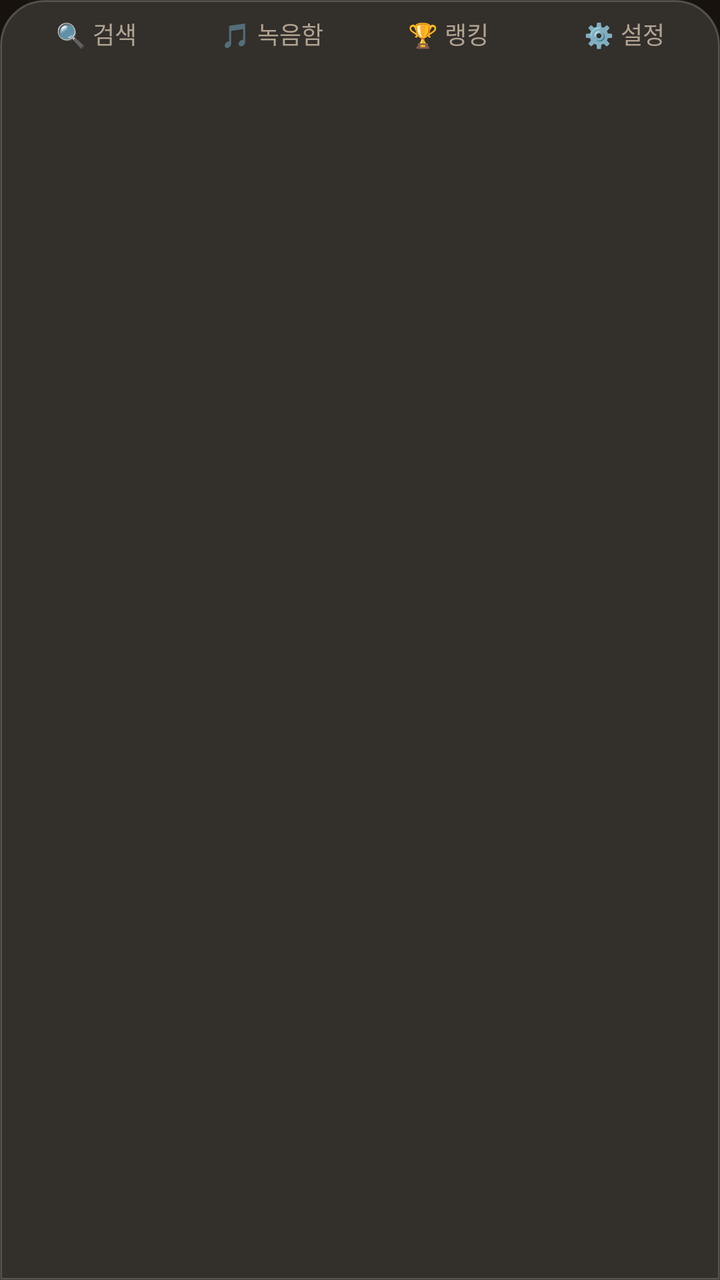
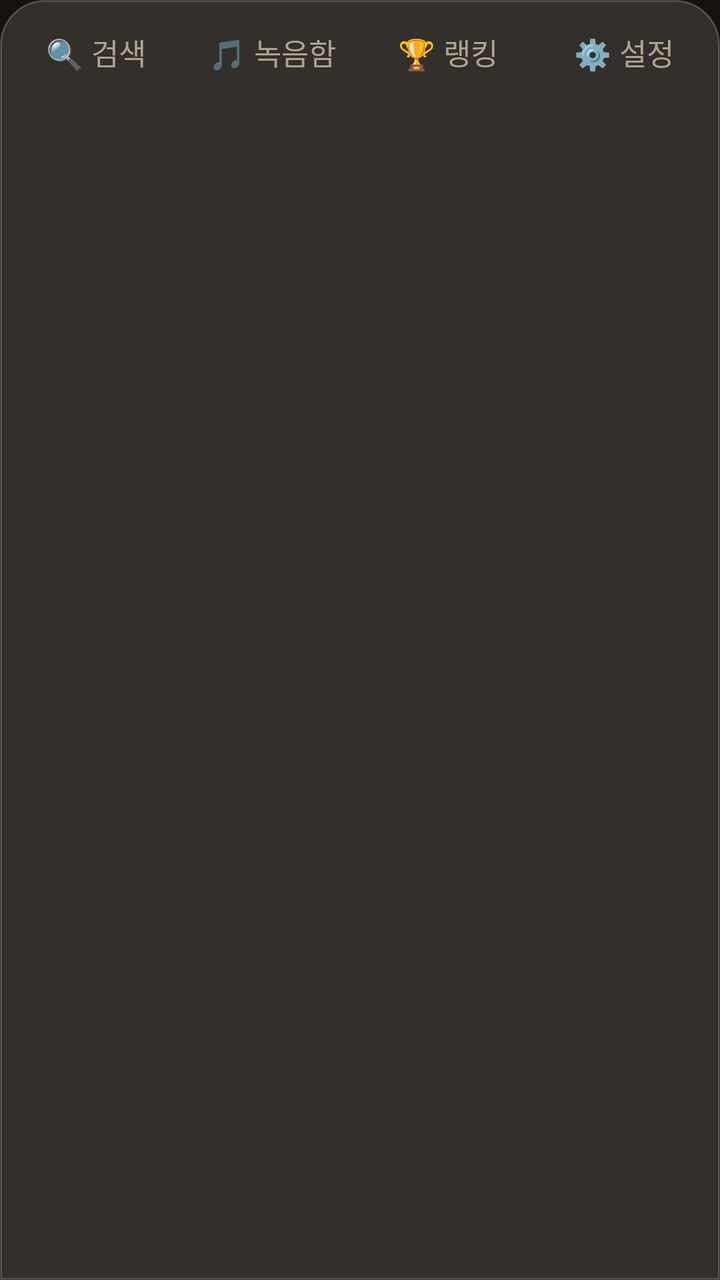

Screens rendered from an Android XML layout before and after an edit, with the pre-edit source and the edit as a unified diff.
<!-- AndroidManifest.xml: application theme Theme.Karaoke -->
<!-- res/layout/include_navbar.xml -->
<?xml version="1.0" encoding="utf-8"?>
<LinearLayout xmlns:android="http://schemas.android.com/apk/res/android"
    android:layout_width="match_parent"
    android:layout_height="wrap_content"
    android:orientation="horizontal"
    android:background="@drawable/nav_bar_bg"
    android:layout_marginTop="8dp"
    android:paddingVertical="2dp"
    android:paddingHorizontal="4dp">

    <Button
        android:id="@+id/nav_search"
        style="@style/Widget.Material3.Button.TextButton"
        android:layout_width="0dp"
        android:layout_height="wrap_content"
        android:layout_weight="1"
        android:minHeight="0dp"
        android:insetTop="0dp"
        android:insetBottom="0dp"
        android:textSize="12sp"
        android:textColor="@color/tj_text_secondary"
        android:text="🔍 검색" />

    <Button
        android:id="@+id/nav_recordings"
        style="@style/Widget.Material3.Button.TextButton"
        android:layout_width="0dp"
        android:layout_height="wrap_content"
        android:layout_weight="1"
        android:minHeight="0dp"
        android:insetTop="0dp"
        android:insetBottom="0dp"
        android:textSize="12sp"
        android:textColor="@color/tj_text_secondary"
        android:text="🎵 녹음함" />

    <Button
        android:id="@+id/nav_ranking"
        style="@style/Widget.Material3.Button.TextButton"
        android:layout_width="0dp"
        android:layout_height="wrap_content"
        android:layout_weight="1"
        android:minHeight="0dp"
        android:insetTop="0dp"
        android:insetBottom="0dp"
        android:textSize="12sp"
        android:textColor="@color/tj_text_secondary"
        android:text="🏆 랭킹" />

    <Button
        android:id="@+id/nav_settings"
        style="@style/Widget.Material3.Button.TextButton"
        android:layout_width="0dp"
        android:layout_height="wrap_content"
        android:layout_weight="1"
        android:minHeight="0dp"
        android:insetTop="0dp"
        android:insetBottom="0dp"
        android:textSize="12sp"
        android:textColor="@color/tj_text_secondary"
        android:text="⚙️ 설정" />
</LinearLayout>
<!-- resources referenced by this layout -->
<resources>
  <color name="tj_text_secondary">#B0A392</color>
  <!-- drawable nav_bar_bg (drawable) -->
  <?xml version="1.0" encoding="utf-8"?>
  <shape xmlns:android="http://schemas.android.com/apk/res/android" android:shape="rectangle">
      <corners android:topLeftRadius="22dp" android:topRightRadius="22dp" />
      <solid android:color="#1FFFFFFF" />
      <stroke android:width="1dp" android:color="#33FFFFFF" />
  </shape>
  <color name="tj_pink">#D9824E</color>
  <color name="tj_text_primary">#F2EBE3</color>
  <color name="tj_cyan">#E0B45A</color>
  <color name="tj_bg_deep">#0E0A07</color>
  <color name="tj_panel">#221A14</color>
  <color name="tj_panel_light">#2E241B</color>
  <color name="tj_bg">#17120E</color>
  <color name="tj_text_hint">#7A6E60</color>
  <style name="Widget.Karaoke.Button" parent="Widget.Material3.Button">
          <item name="cornerRadius">20dp</item>
          <item name="android:textAllCaps">false</item>
          <item name="android:textStyle">bold</item>
          <item name="backgroundTint">@color/tj_pink</item>
          <item name="android:textColor">@color/tj_text_primary</item>
      </style>
  <style name="Widget.Karaoke.Button.Outlined" parent="Widget.Material3.Button.OutlinedButton">
          <item name="cornerRadius">20dp</item>
          <item name="android:textAllCaps">false</item>
          <item name="android:textStyle">bold</item>
          <item name="strokeColor">@color/tj_divider</item>
          <item name="android:textColor">@color/tj_text_secondary</item>
      </style>
  <style name="Widget.Karaoke.EditText" parent="Widget.AppCompat.EditText">
          <item name="android:background">@drawable/bg_search_field</item>
          <item name="android:textColor">@color/tj_text_primary</item>
          <item name="android:textColorHint">@color/tj_text_hint</item>
          <item name="android:paddingStart">16dp</item>
          <item name="android:paddingEnd">16dp</item>
      </style>
  <style name="Widget.Karaoke.SeekBar" parent="Widget.AppCompat.SeekBar">
          <item name="android:thumb">@drawable/seek_thumb</item>
          <item name="android:minHeight">12dp</item>
          <item name="android:maxHeight">12dp</item>
          <item name="android:paddingTop">14dp</item>
          <item name="android:paddingBottom">14dp</item>
          <item name="android:paddingStart">20dp</item>
          <item name="android:paddingEnd">20dp</item>
          <item name="android:thumbOffset">10dp</item>
          <item name="android:splitTrack">false</item>
          <item name="android:progressTint">@color/tj_pink</item>
          <item name="android:progressBackgroundTint">@color/tj_panel_light</item>
      </style>
  <color name="tj_divider">#3A2E24</color>
  <!-- drawable bg_search_field (drawable) -->
  <?xml version="1.0" encoding="utf-8"?>
  <shape xmlns:android="http://schemas.android.com/apk/res/android" android:shape="rectangle">
      <corners android:radius="24dp" />
      <solid android:color="@color/tj_panel" />
      <stroke android:width="2dp" android:color="@color/tj_cyan" />
  </shape>
  <!-- drawable seek_thumb (drawable) -->
  <?xml version="1.0" encoding="utf-8"?>
  <shape xmlns:android="http://schemas.android.com/apk/res/android" android:shape="oval">
      <solid android:color="@color/tj_pink" />
      <stroke android:width="3dp" android:color="@color/tj_text_primary" />
      <size android:width="34dp" android:height="34dp" />
  </shape>
  <!-- unchanged entries left out for length: 1 -->
</resources>

<!-- the commit's change to res/layout/include_navbar.xml (unified diff, before → after) -->
@@ -5,7 +5,7 @@
     android:orientation="horizontal"
     android:background="@drawable/nav_bar_bg"
     android:layout_marginTop="8dp"
-    android:paddingVertical="2dp"
+    android:paddingVertical="9dp"
     android:paddingHorizontal="4dp">
 
     <Button
@@ -15,9 +15,9 @@
         android:layout_height="wrap_content"
         android:layout_weight="1"
         android:minHeight="0dp"
-        android:insetTop="0dp"
-        android:insetBottom="0dp"
-        android:textSize="12sp"
+        android:insetTop="4dp"
+        android:insetBottom="4dp"
+        android:textSize="15sp"
         android:textColor="@color/tj_text_secondary"
         android:text="🔍 검색" />
 
@@ -28,9 +28,9 @@
         android:layout_height="wrap_content"
         android:layout_weight="1"
         android:minHeight="0dp"
-        android:insetTop="0dp"
-        android:insetBottom="0dp"
-        android:textSize="12sp"
+        android:insetTop="4dp"
+        android:insetBottom="4dp"
+        android:textSize="15sp"
         android:textColor="@color/tj_text_secondary"
         android:text="🎵 녹음함" />
 
@@ -41,9 +41,9 @@
         android:layout_height="wrap_content"
         android:layout_weight="1"
         android:minHeight="0dp"
-        android:insetTop="0dp"
-        android:insetBottom="0dp"
-        android:textSize="12sp"
+        android:insetTop="4dp"
+        android:insetBottom="4dp"
+        android:textSize="15sp"
         android:textColor="@color/tj_text_secondary"
         android:text="🏆 랭킹" />
 
@@ -54,9 +54,9 @@
         android:layout_height="wrap_content"
         android:layout_weight="1"
         android:minHeight="0dp"
-        android:insetTop="0dp"
-        android:insetBottom="0dp"
-        android:textSize="12sp"
+        android:insetTop="4dp"
+        android:insetBottom="4dp"
+        android:textSize="15sp"
         android:textColor="@color/tj_text_secondary"
         android:text="⚙️ 설정" />
 </LinearLayout>
